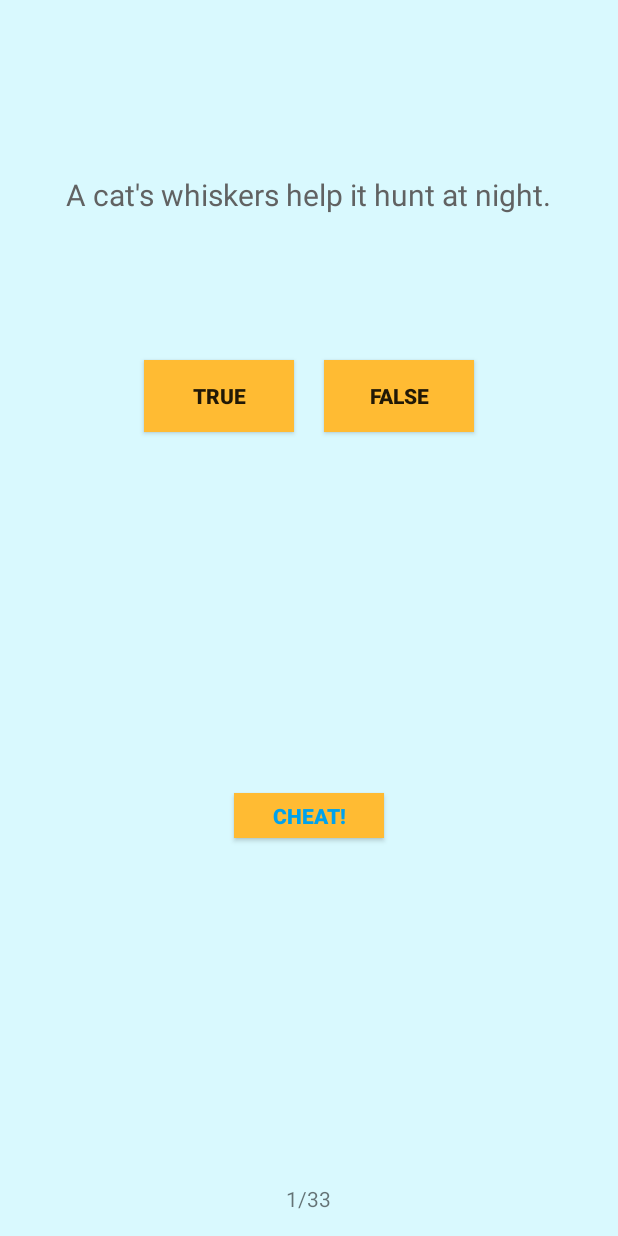
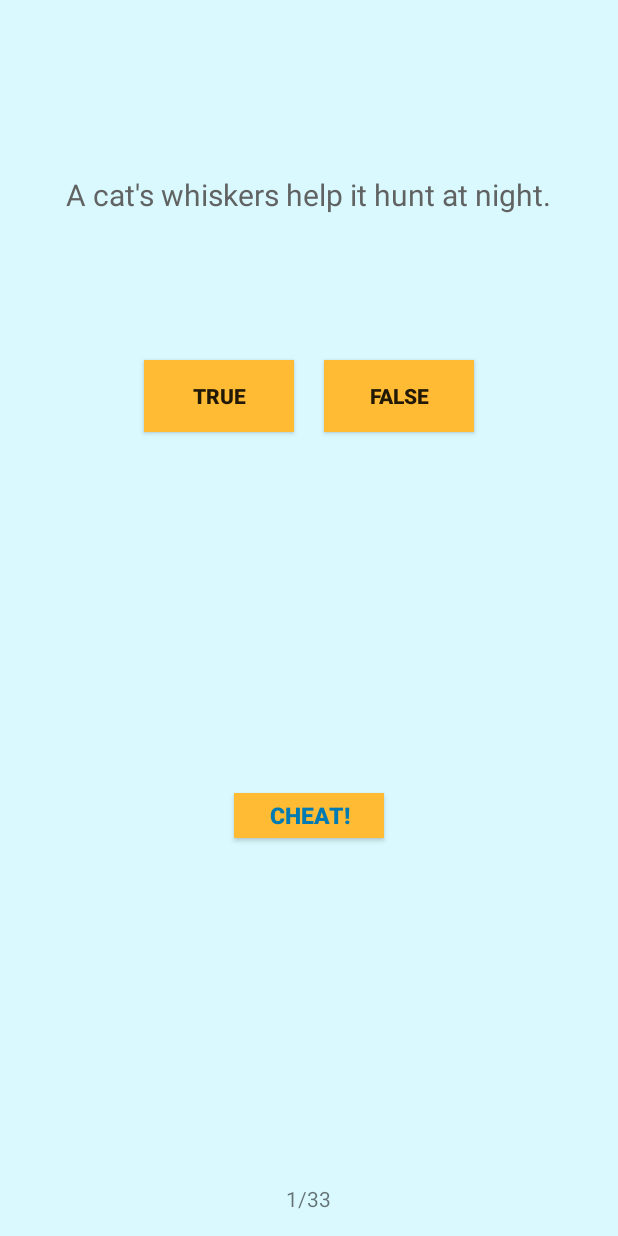
Before and after one commit to ematiyuk/CatsQuiz, an Android app: the screen it shows after launch (QuizActivity), on a phone screen of 412 x 824 dp. Run offline under Robolectric (Android 15) with nearby library versions, the phone set to English and light mode, and no system bars.

Commit message:
Update Cheat button style

```diff
--- a/android/src/main/res/layout-land/activity_quiz.xml
+++ b/android/src/main/res/layout-land/activity_quiz.xml
@@ -42,7 +42,8 @@
         android:text="@string/cheat_button"
         android:background="@android:color/holo_orange_light"
         android:textStyle="bold"
-        android:textColor="#00a2ec" />
+        android:textSize="15sp"
+        android:textColor="#007ab2" />
 
     <TextView
         android:id="@+id/answer_text_view"
--- a/android/src/main/res/layout/activity_quiz.xml
+++ b/android/src/main/res/layout/activity_quiz.xml
@@ -42,7 +42,8 @@
         android:text="@string/cheat_button"
         android:background="@android:color/holo_orange_light"
         android:textStyle="bold"
-        android:textColor="#00a2ec" />
+        android:textSize="15sp"
+        android:textColor="#007ab2" />
 
     <TextView
         android:id="@+id/answer_text_view"
```
